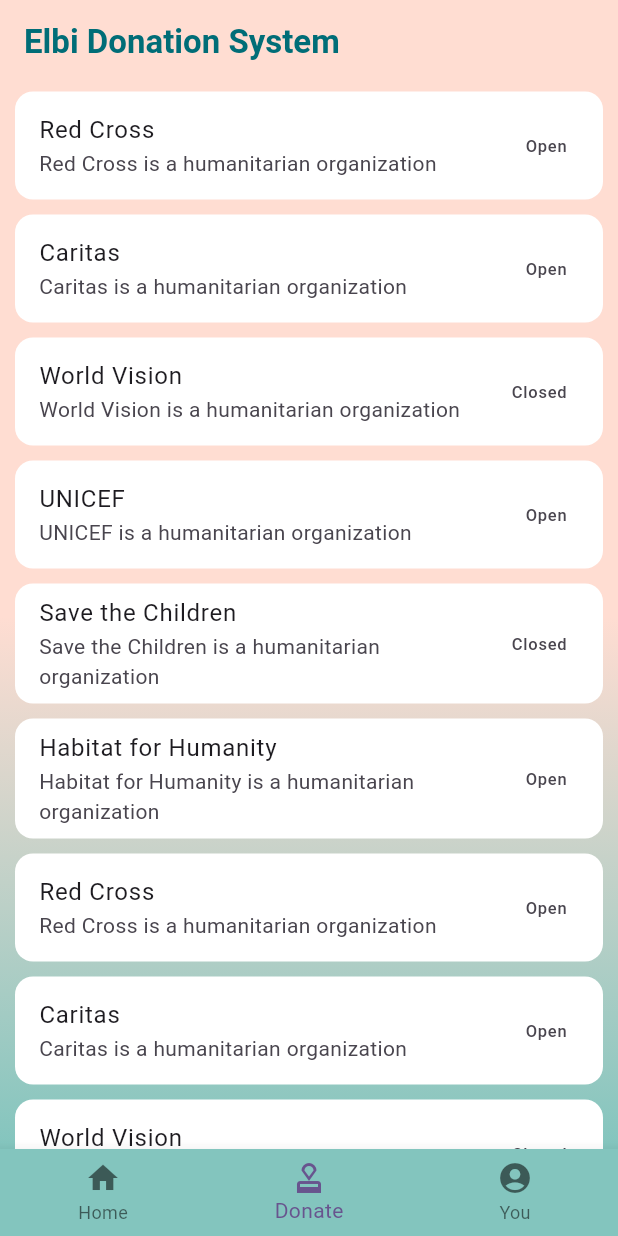
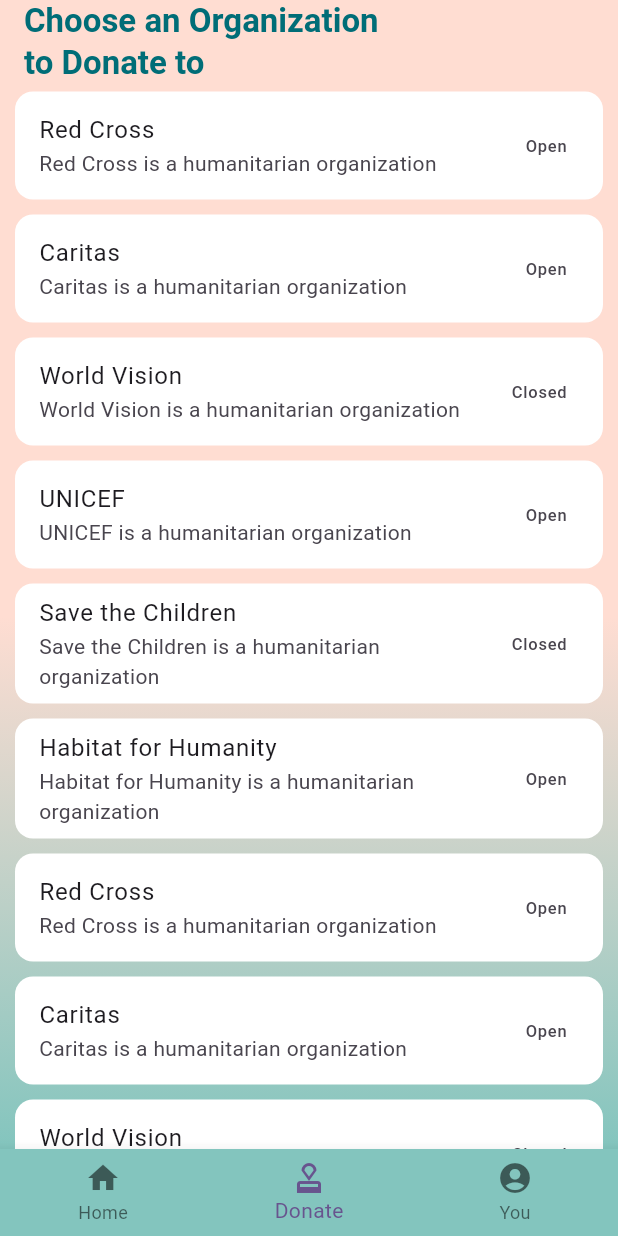
Before and after one commit to juatco-jemu/cmsc-23-project, a Flutter app: the screen it shows after launch, item 2 of the bottom bar chosen, on a phone screen of 412 x 824 dp. Run offline on Flutter 3.47's test engine with Material 3 defaults, Android fonts, the phone set to English and light mode, and no system bars; our stand-ins replace carousel_slider.

Commit message:
refactor: appBar

```diff
--- a/lib/pages/donor/homepage.dart
+++ b/lib/pages/donor/homepage.dart
@@ -27,9 +27,9 @@
   @override
   Widget build(BuildContext context) {
     return Scaffold(
-        appBar: const CustomAppBar(
-          title: 'Elbi Donation System',
-        ),
+        // appBar: const CustomAppBar(
+        //   title: 'Elbi Donation System',
+        // ),
         bottomNavigationBar: botNavBar,
         body: Center(child: _pages.elementAt(_selectedIndex)));
   }
--- a/lib/pages/org_list.dart
+++ b/lib/pages/org_list.dart
@@ -24,7 +24,11 @@
     double screenWidth = MediaQuery.of(context).size.width;
     double screenHeight = MediaQuery.of(context).size.height;
     // Stream<QuerySnapshot> todosStream = context.watch<TodoListProvider>().todo;
-    return Container(
+    return Scaffold(
+      appBar: const CustomAppBar(
+        title: "Choose an Organization\nto Donate to",
+      ),
+      body: Container(
         height: screenHeight,
         width: screenWidth,
         decoration: CustomWidgetDesigns.gradientBackground(),
@@ -46,6 +50,7 @@
               ),
             );
           }),
+        ),
       ),
     );
   }
```
Lines whose indentation alone changed are shown as unchanged.
